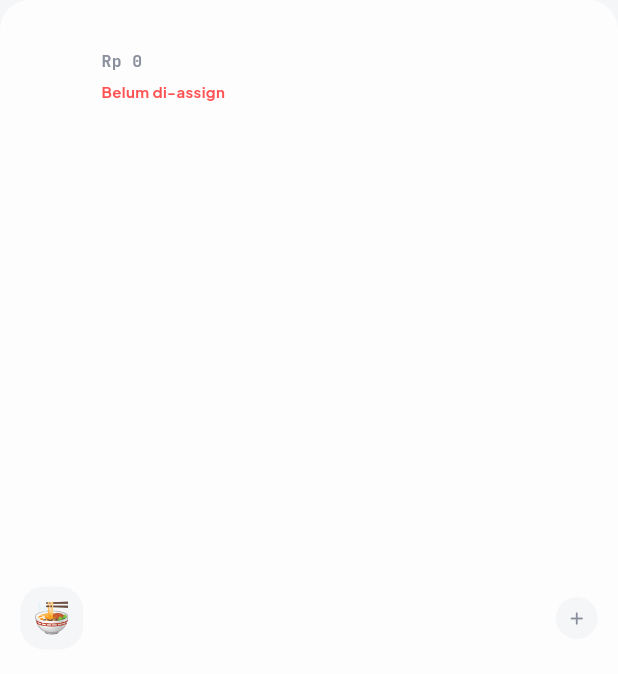
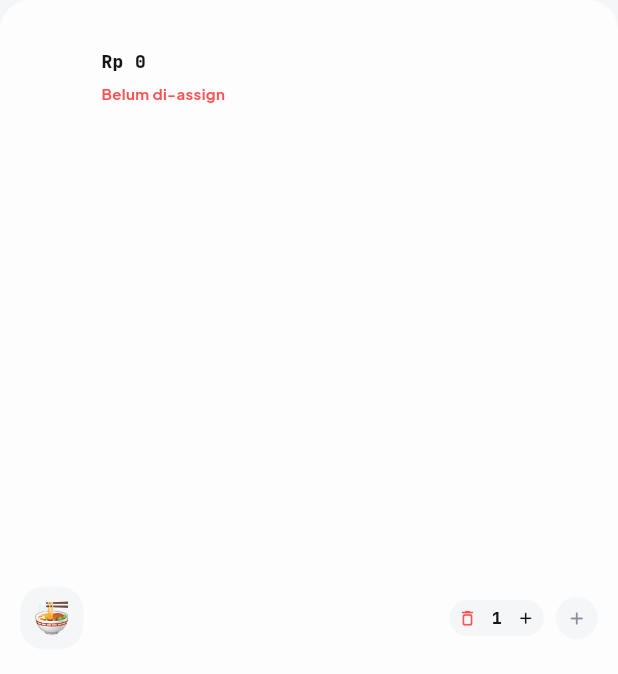
Before and after one commit to FerrelHD/PatunganKilat, a Flutter app: the MenuItemTile widget shown alone on an empty page, opened directly with empty values, on a phone screen of 412 x 824 dp. Shown: the top 674 px of the screen. Run offline on Flutter 3.47's test engine with Material 3 defaults, Android fonts, the phone set to English and light mode, and no system bars; our stand-ins replace flutter_riverpod, google_fonts, share_plus, shared_preferences, web; missing offline and left inert: dart:js_interop; accounts and stored records are empty.

Commit message:
feat(split_arena): add order quantity stepper and multiplier controls to menu items

```diff
--- a/lib/features/split_arena/widgets/menu_item_tile.dart
+++ b/lib/features/split_arena/widgets/menu_item_tile.dart
@@ -11,6 +11,8 @@ class MenuItemTile extends StatelessWidget {
   final String activeFriendId;
   final List<Friend> allFriends;
   final VoidCallback onToggleAssign;
+  final void Function(int delta)? onUpdateQuantity;
+  final VoidCallback? onDelete;
 
   const MenuItemTile({
     super.key,
@@ -18,6 +20,8 @@ class MenuItemTile extends StatelessWidget {
     required this.activeFriendId,
     required this.allFriends,
     required this.onToggleAssign,
+    this.onUpdateQuantity,
+    this.onDelete,
   });
 
   @override
@@ -61,19 +65,49 @@ class MenuItemTile extends StatelessWidget {
             child: Column(
               crossAxisAlignment: CrossAxisAlignment.start,
               children: [
-                Text(
+                Row(
+                  children: [
+                    Expanded(
+                      child: Text(
                         item.name,
                         style: AppTypography.menuName,
                         maxLines: 1,
                         overflow: TextOverflow.ellipsis,
                       ),
+                    ),
+                    if (onDelete != null)
+                      GestureDetector(
+                        behavior: HitTestBehavior.opaque,
+                        onTap: onDelete,
+                        child: const Padding(
+                          padding: EdgeInsets.only(left: 4),
+                          child: Icon(Icons.close_rounded, size: 14, color: AppColors.neoMuted),
+                        ),
+                      ),
+                  ],
+                ),
                 const SizedBox(height: 2),
+                Row(
+                  children: [
                     Text(
-                  CurrencyFormatter.formatRp(item.price),
+                      CurrencyFormatter.formatRp(item.totalPrice),
+                      style: AppTypography.monoPrice.copyWith(
+                        color: AppColors.neoDark,
+                        fontWeight: FontWeight.w800,
+                        fontSize: 12,
+                      ),
+                    ),
+                    if (item.quantity > 1) ...[
+                      const SizedBox(width: 4),
+                      Text(
+                        '(${CurrencyFormatter.formatShortRp(item.price)} × ${item.quantity})',
                         style: AppTypography.monoPrice.copyWith(
                           color: AppColors.neoMuted,
-                    fontSize: 11,
+                          fontSize: 10,
                         ),
+                      ),
+                    ],
+                  ],
                 ),
                 const SizedBox(height: 6),
                 Wrap(
@@ -118,6 +152,66 @@ class MenuItemTile extends StatelessWidget {
                             ),
                           );
                         }).toList(),
+                ),
+              ],
+            ),
+          ),
+
+          const SizedBox(width: 8),
+
+          // Stepper for Quantity (Berapa kali pesannya)
+          Container(
+            decoration: BoxDecoration(
+              color: AppColors.neoBg,
+              borderRadius: BorderRadius.circular(999),
+            ),
+            child: Row(
+              mainAxisSize: MainAxisSize.min,
+              children: [
+                GestureDetector(
+                  behavior: HitTestBehavior.opaque,
+                  onTap: () {
+                    if (item.quantity > 1) {
+                      onUpdateQuantity?.call(-1);
+                    } else if (onDelete != null) {
+                      onDelete?.call();
+                    }
+                  },
+                  child: Container(
+                    width: 24,
+                    height: 24,
+                    alignment: Alignment.center,
+                    child: Icon(
+                      item.quantity > 1 ? Icons.remove_rounded : Icons.delete_outline_rounded,
+                      size: 13,
+                      color: item.quantity > 1 ? AppColors.neoDark : Colors.redAccent,
+                    ),
+                  ),
+                ),
+                Padding(
+                  padding: const EdgeInsets.symmetric(horizontal: 4),
+                  child: Text(
+                    '${item.quantity}',
+                    style: GoogleFonts.jetBrainsMono(
+                      fontSize: 11,
+                      fontWeight: FontWeight.w900,
+                      color: AppColors.neoDark,
+                    ),
+                  ),
+                ),
+                GestureDetector(
+                  behavior: HitTestBehavior.opaque,
+                  onTap: () => onUpdateQuantity?.call(1),
+                  child: Container(
+                    width: 24,
+                    height: 24,
+                    alignment: Alignment.center,
+                    child: const Icon(
+                      Icons.add_rounded,
+                      size: 13,
+                      color: AppColors.neoDark,
+                    ),
+                  ),
                 ),
               ],
             ),
```
Also changed, not shown: lib/features/split_arena/widgets/add_menu_bottom_sheet.dart (+65 -4 lines). Lines whose indentation alone changed are shown as unchanged.
